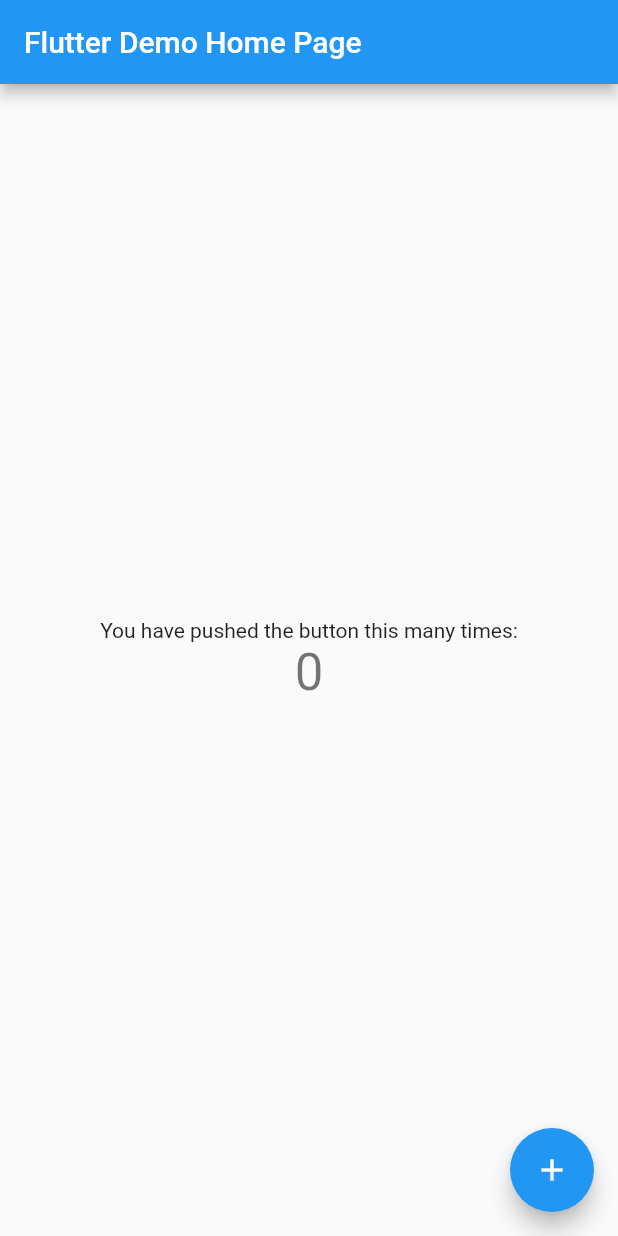
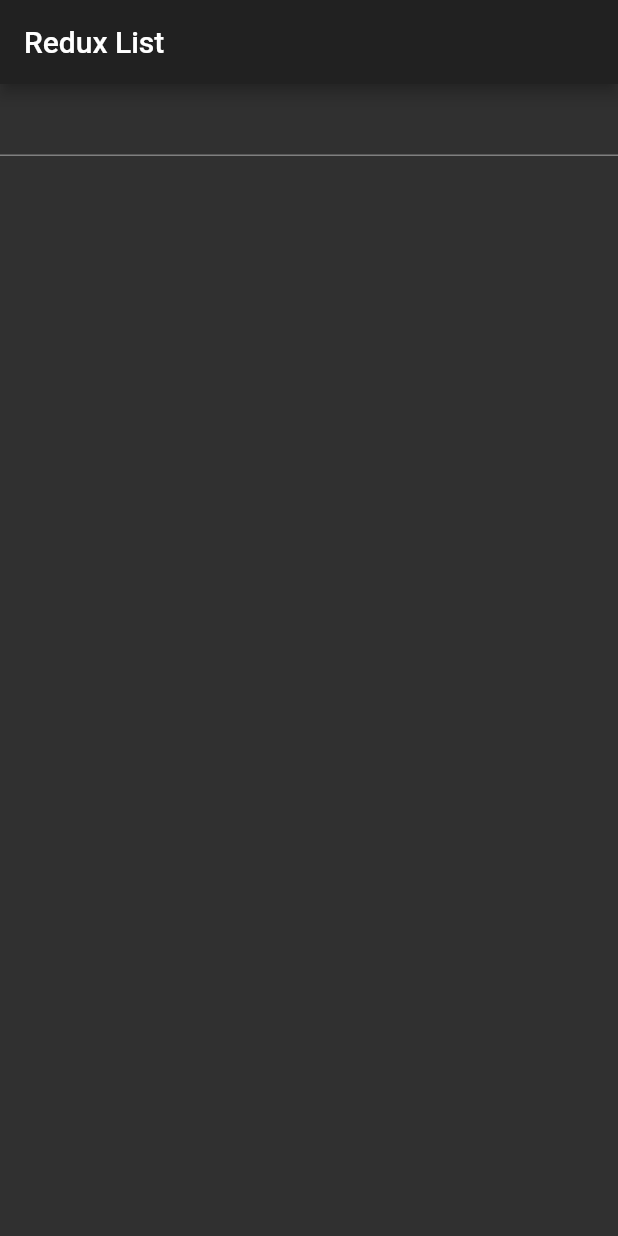
Before and after one commit to imssurya/redux_example, a Flutter app: the screen it shows after launch, on a phone screen of 412 x 824 dp. Run offline on Flutter 3.47's test engine with Material 2 defaults, Android fonts, the phone set to English and light mode, and no system bars; our stand-ins replace flutter_redux, redux.

Commit message:
final version

```diff
--- /dev/null
+++ b/lib/homepage.dart
@@ -0,0 +1,22 @@
+import 'package:flutter/material.dart';
+import 'package:redux_example/listinput.dart';
+import 'package:redux_example/viewlist.dart';
+
+class Home extends StatelessWidget {
+  @override
+  Widget build(BuildContext context) {
+    return Scaffold(
+      appBar: AppBar(
+        title: Text('Redux List'),
+      ),
+      body: Center(
+        child: Column(
+          children: <Widget>[
+            ListInput(),
+            ViewList(),
+          ],
+        ),
+      ),
+    );
+  }
+}
--- /dev/null
+++ b/lib/listinput.dart
@@ -0,0 +1,35 @@
+import 'package:flutter/material.dart';
+import 'package:flutter_redux/flutter_redux.dart';
+import 'package:redux_example/liststateaction.dart';
+import 'package:redux_example/liststatemodel.dart';
+import 'package:redux_example/main.dart';
+import 'package:redux_example/viewmodel.dart';
+
+class ListInput extends StatefulWidget {
+  @override
+  _ListInputState createState() => _ListInputState();
+}
+
+class _ListInputState extends State<ListInput> {
+  final TextEditingController controller = TextEditingController();
+
+  @override
+  Widget build(BuildContext context) {
+    return StoreConnector<ListState, ViewModel>(
+      converter: (store) => ViewModel(
+        addItemToList: (inputText) => store.dispatch(
+          AddAction(input: inputText),
+        ),
+      ),
+      builder: (context, viewModel) {
+        return TextField(
+          controller: controller,
+          onSubmitted: (text) {
+            viewModel.addItemToList(text);
+            controller.text = '';
+          },
+        );
+      },
+    );
+  }
+}
--- /dev/null
+++ b/lib/liststateaction.dart
@@ -0,0 +1,4 @@
+class AddAction {
+  final String input;
+  AddAction({this.input});
+}
--- /dev/null
+++ b/lib/liststatemodel.dart
@@ -0,0 +1,5 @@
+class ListState {
+  final List<String> items;
+  ListState({this.items});
+  ListState.initialState() : items = [];
+}
--- /dev/null
+++ b/lib/liststatereducer.dart
@@ -0,0 +1,13 @@
+import 'package:flutter/cupertino.dart';
+import 'package:redux_example/liststateaction.dart';
+import 'package:redux_example/liststatemodel.dart';
+
+ListState reducer(ListState state, action) {
+  if (action is AddAction) {
+    return ListState(
+        items: []
+          ..addAll(state.items)
+          ..add(action.input));
+  }
+  return ListState(items: state.items);
+}
--- a/lib/main.dart
+++ b/lib/main.dart
@@ -1,117 +1,33 @@
+import 'package:flutter/cupertino.dart';
 import 'package:flutter/material.dart';
+import 'package:flutter_redux/flutter_redux.dart';
+import 'package:redux/redux.dart';
+import 'package:redux_example/homepage.dart';
+import 'package:redux_example/liststatemodel.dart';
+import 'package:redux_example/liststatereducer.dart';
 
 void main() {
   runApp(MyApp());
 }
 
 class MyApp extends StatelessWidget {
-  // This widget is the root of your application.
+  final store =
+      Store<ListState>(reducer, initialState: ListState.initialState());
   @override
   Widget build(BuildContext context) {
-    return MaterialApp(
-      title: 'Flutter Demo',
-      theme: ThemeData(
-        // This is the theme of your application.
-        //
-        // Try running your application with "flutter run". You'll see the
-        // application has a blue toolbar. Then, without quitting the app, try
-        // changing the primarySwatch below to Colors.green and then invoke
-        // "hot reload" (press "r" in the console where you ran "flutter run",
-        // or simply save your changes to "hot reload" in a Flutter IDE).
-        // Notice that the counter didn't reset back to zero; the application
-        // is not restarted.
-        primarySwatch: Colors.blue,
-        // This makes the visual density adapt to the platform that you run
-        // the app on. For desktop platforms, the controls will be smaller and
-        // closer together (more dense) than on mobile platforms.
-        visualDensity: VisualDensity.adaptivePlatformDensity,
+    return StoreProvider<ListState>(
+      store: store,
+      child: MaterialApp(
+        theme: ThemeData.dark(),
+        title: 'Redux list app',
+        home: Home(),
       ),
-      home: MyHomePage(title: 'Flutter Demo Home Page'),
     );
   }
 }
 
-class MyHomePage extends StatefulWidget {
-  MyHomePage({Key key, this.title}) : super(key: key);
-
-  // This widget is the home page of your application. It is stateful, meaning
-  // that it has a State object (defined below) that contains fields that affect
-  // how it looks.
-
-  // This class is the configuration for the state. It holds the values (in this
-  // case the title) provided by the parent (in this case the App widget) and
-  // used by the build method of the State. Fields in a Widget subclass are
-  // always marked "final".
-
-  final String title;
-
-  @override
-  _MyHomePageState createState() => _MyHomePageState();
-}
-
-class _MyHomePageState extends State<MyHomePage> {
-  int _counter = 0;
-
-  void _incrementCounter() {
-    setState(() {
-      // This call to setState tells the Flutter framework that something has
-      // changed in this State, which causes it to rerun the build method below
-      // so that the display can reflect the updated values. If we changed
-      // _counter without calling setState(), then the build method would not be
-      // called again, and so nothing would appear to happen.
-      _counter++;
-    });
-  }
-
-  @override
-  Widget build(BuildContext context) {
-    // This method is rerun every time setState is called, for instance as done
-    // by the _incrementCounter method above.
-    //
-    // The Flutter framework has been optimized to make rerunning build methods
-    // fast, so that you can just rebuild anything that needs updating rather
-    // than having to individually change instances of widgets.
-    return Scaffold(
-      appBar: AppBar(
-        // Here we take the value from the MyHomePage object that was created by
-        // the App.build method, and use it to set our appbar title.
-        title: Text(widget.title),
-      ),
-      body: Center(
-        // Center is a layout widget. It takes a single child and positions it
-        // in the middle of the parent.
-        child: Column(
-          // Column is also a layout widget. It takes a list of children and
-          // arranges them vertically. By default, it sizes itself to fit its
-          // children horizontally, and tries to be as tall as its parent.
-          //
-          // Invoke "debug painting" (press "p" in the console, choose the
-          // "Toggle Debug Paint" action from the Flutter Inspector in Android
-          // Studio, or the "Toggle Debug Paint" command in Visual Studio Code)
-          // to see the wireframe for each widget.
-          //
-          // Column has various properties to control how it sizes itself and
-          // how it positions its children. Here we use mainAxisAlignment to
-          // center the children vertically; the main axis here is the vertical
-          // axis because Columns are vertical (the cross axis would be
-          // horizontal).
-          mainAxisAlignment: MainAxisAlignment.center,
-          children: <Widget>[
-            Text(
-              'You have pushed the button this many times:',
-            ),
-            Text(
-              '$_counter',
-              style: Theme.of(context).textTheme.headline4,
-            ),
-          ],
-        ),
-      ),
-      floatingActionButton: FloatingActionButton(
-        onPressed: _incrementCounter,
-        tooltip: 'Increment',
-        child: Icon(Icons.add),
-      ), // This trailing comma makes auto-formatting nicer for build methods.
-    );
-  }
-}
+//redux
+// store - holds state object represents state for entire application every single
+// time user commits an event then that event manipulate the state
+// action - event is called an action this action get dispatched to reducer function
+// reducer - reducer actually update the state which then present new state to the view
--- /dev/null
+++ b/lib/viewlist.dart
@@ -0,0 +1,20 @@
+import 'package:flutter/material.dart';
+import 'package:flutter_redux/flutter_redux.dart';
+import 'package:redux_example/liststatemodel.dart';
+
+class ViewList extends StatelessWidget {
+  @override
+  Widget build(BuildContext context) {
+    return StoreConnector<ListState, List<String>>(
+      converter: (store) => store.state.items,
+      builder: (context, items) => Column(
+          children: items
+              .map(
+                (e) => ListTile(
+                  title: Text(e),
+                ),
+              )
+              .toList()),
+    );
+  }
+}
--- /dev/null
+++ b/lib/viewmodel.dart
@@ -0,0 +1,6 @@
+typedef AddItem(String text);
+
+class ViewModel {
+  final AddItem addItemToList;
+  ViewModel({this.addItemToList});
+}
--- a/pubspec.yaml
+++ b/pubspec.yaml
@@ -23,6 +23,8 @@ environment:
 dependencies:
   flutter:
     sdk: flutter
+  redux:
+  flutter_redux:
 
 
   # The following adds the Cupertino Icons font to your application.
```
Also changed, not shown: pubspec.lock, 2 other files.
